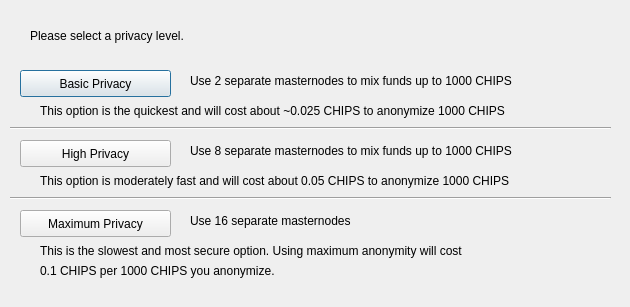
Before: the Qt Designer form src/qt/forms/darksendconfig.ui in mallmanator/BWRGO, drawn with Qt 5.
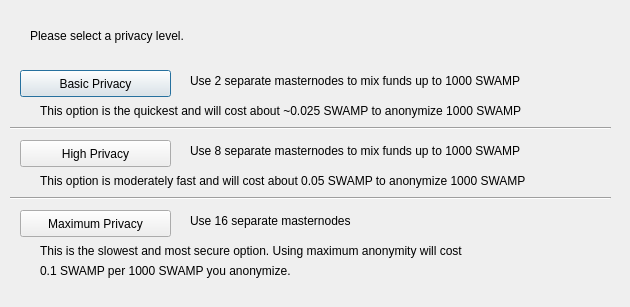
After: the same form once the commit is applied.

```diff
--- a/src/qt/forms/darksendconfig.ui
+++ b/src/qt/forms/darksendconfig.ui
@@ -75,7 +75,7 @@
     </rect>
    </property>
    <property name="text">
-    <string>Use 2 separate masternodes to mix funds up to 1000 CHIPS</string>
+    <string>Use 2 separate masternodes to mix funds up to 1000 SWAMP</string>
    </property>
   </widget>
   <widget class="QLabel" name="label_3">
@@ -88,7 +88,7 @@
     </rect>
    </property>
    <property name="text">
-    <string>Use 8 separate masternodes to mix funds up to 1000 CHIPS</string>
+    <string>Use 8 separate masternodes to mix funds up to 1000 SWAMP</string>
    </property>
   </widget>
   <widget class="QLabel" name="label_4">
@@ -114,7 +114,7 @@
     </rect>
    </property>
    <property name="text">
-    <string>This option is the quickest and will cost about ~0.025 CHIPS to anonymize 1000 CHIPS</string>
+    <string>This option is the quickest and will cost about ~0.025 SWAMP to anonymize 1000 SWAMP</string>
    </property>
   </widget>
   <widget class="QLabel" name="label_7">
@@ -127,7 +127,7 @@
     </rect>
    </property>
    <property name="text">
-    <string>This option is moderately fast and will cost about 0.05 CHIPS to anonymize 1000 CHIPS</string>
+    <string>This option is moderately fast and will cost about 0.05 SWAMP to anonymize 1000 SWAMP</string>
    </property>
   </widget>
   <widget class="QLabel" name="label_8">
@@ -153,7 +153,7 @@
     </rect>
    </property>
    <property name="text">
-    <string>0.1 CHIPS per 1000 CHIPS you anonymize.</string>
+    <string>0.1 SWAMP per 1000 SWAMP you anonymize.</string>
    </property>
   </widget>
   <widget class="Line" name="line">
```
